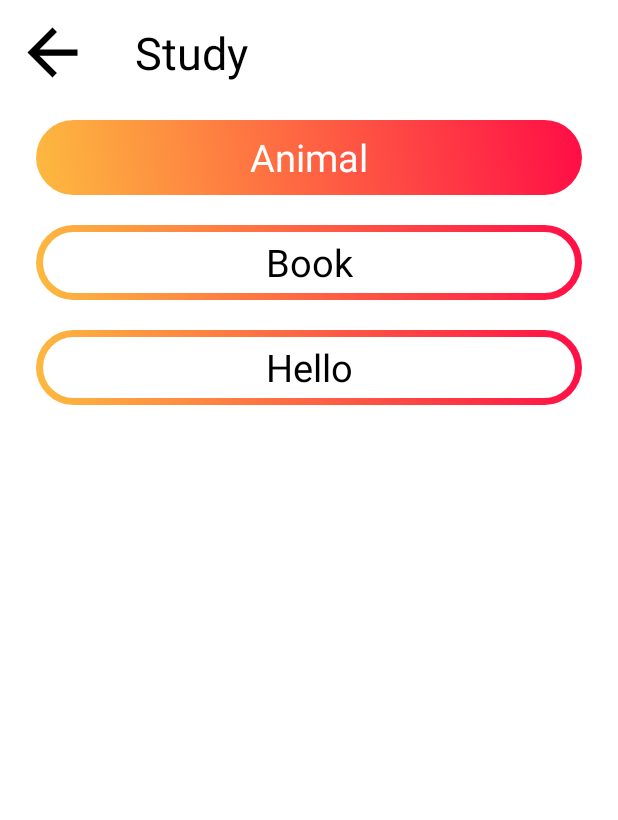
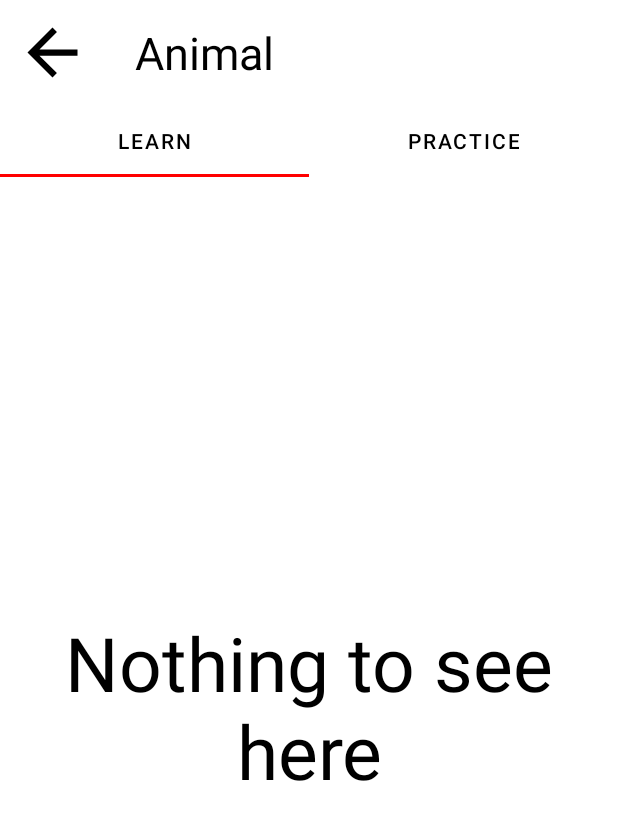
Before and after one commit to ndhuynh02/BVoice, an Android app: the StudyActivity screen opened directly, with no data from a screen before it, after a tap on "Animal", on a phone screen of 412 x 824 dp. Shown: the top 820 px of the screen. Run offline under Robolectric (Android 15) with nearby library versions, the phone set to English and light mode, and no system bars.

```diff
--- /dev/null
+++ b/app/src/main/java/com/example/bvoice/PagerAdapter.java
@@ -0,0 +1,33 @@
+package com.example.bvoice;
+
+import androidx.annotation.NonNull;
+import androidx.fragment.app.Fragment;
+import androidx.fragment.app.FragmentActivity;
+import androidx.viewpager2.adapter.FragmentStateAdapter;
+
+import com.example.bvoice.fragment.LearnFragment;
+import com.example.bvoice.fragment.PracticeFragment;
+
+public class PagerAdapter extends FragmentStateAdapter {
+    public PagerAdapter(@NonNull FragmentActivity fragmentActivity) {
+        super(fragmentActivity);
+    }
+
+    @NonNull
+    @Override
+    public Fragment createFragment(int position) {
+        switch (position) {
+            case 0:
+                return new LearnFragment();
+            case 1:
+                return new PracticeFragment();
+            default:
+                return new LearnFragment();
+        }
+    }
+
+    @Override
+    public int getItemCount() {
+        return 2;
+    }
+}
--- /dev/null
+++ b/app/src/main/java/com/example/bvoice/PracticeActivity.java
@@ -0,0 +1,81 @@
+package com.example.bvoice;
+
+import androidx.appcompat.app.AppCompatActivity;
+import androidx.viewpager2.widget.ViewPager2;
+
+import android.content.Intent;
+import android.os.Bundle;
+import android.view.View;
+import android.widget.ImageButton;
+import android.widget.TextView;
+
+import com.google.android.material.tabs.TabLayout;
+
+public class PracticeActivity extends AppCompatActivity {
+    private ImageButton gobackBtn;
+    private TextView studyingWord;
+    protected static String word = "Animal";
+
+    TabLayout tabLayout;
+    ViewPager2 viewPager2;
+    PagerAdapter pagerAdapter;
+
+    @Override
+    protected void onCreate(Bundle savedInstanceState) {
+        super.onCreate(savedInstanceState);
+        setContentView(R.layout.activity_practice);
+
+        gobackBtn = findViewById(R.id.go_back_btn);
+        gobackBtn.setOnClickListener(new View.OnClickListener() {
+            @Override
+            public void onClick(View v) {
+                backTStudy();
+            }
+        });
+
+        studyingWord = findViewById(R.id.studying_word);
+        studyingWord.setText(word);
+
+        tabLayout = findViewById(R.id.tab_layout);
+        viewPager2 = findViewById(R.id.view_paper);
+        pagerAdapter = new PagerAdapter(this);
+        viewPager2.setAdapter(pagerAdapter);
+
+        tabLayout.addOnTabSelectedListener(new TabLayout.OnTabSelectedListener() {
+            @Override
+            public void onTabSelected(TabLayout.Tab tab) {
+                viewPager2.setCurrentItem(tab.getPosition());
+            }
+
+            @Override
+            public void onTabUnselected(TabLayout.Tab tab) {
+
+            }
+
+            @Override
+            public void onTabReselected(TabLayout.Tab tab) {
+
+            }
+        });
+
+        viewPager2.registerOnPageChangeCallback(new ViewPager2.OnPageChangeCallback() {
+            @Override
+            public void onPageSelected(int position) {
+                super.onPageSelected(position);
+                tabLayout.getTabAt(position).select();
+            }
+        });
+    }
+
+    private void backTStudy() {
+        Intent intent = new Intent(this, StudyActivity.class);
+        startActivity(intent);
+        overridePendingTransition(R.anim.slide_in_left, R.anim.slide_out_right);
+    }
+
+    @Override
+    public void finish() {
+        super.finish();
+        overridePendingTransition(R.anim.slide_in_left, R.anim.slide_out_right);
+    }
+}
--- a/app/src/main/java/com/example/bvoice/StudyActivity.java
+++ b/app/src/main/java/com/example/bvoice/StudyActivity.java
@@ -60,5 +60,11 @@ public class StudyActivity extends AppCompatActivity implements AdapterView.OnIt
         TextView selectedWord = (TextView) adapterView.getChildAt(i);
         selectedWord.setTextColor(getColor(R.color.white));
         selectedWord.setBackgroundResource(R.drawable.button_gradient);
+
+        PracticeActivity.word = selectedWord.getText().toString();
+
+        Intent intent = new Intent(this, PracticeActivity.class);
+        startActivity(intent);
+        overridePendingTransition(R.anim.slide_in_right, R.anim.slide_out_left);
     }
 }
--- /dev/null
+++ b/app/src/main/java/com/example/bvoice/fragment/LearnFragment.java
@@ -0,0 +1,20 @@
+package com.example.bvoice.fragment;
+
+import android.os.Bundle;
+
+import androidx.fragment.app.Fragment;
+
+import android.view.LayoutInflater;
+import android.view.View;
+import android.view.ViewGroup;
+
+import com.example.bvoice.R;
+
+public class LearnFragment extends Fragment {
+    @Override
+    public View onCreateView(LayoutInflater inflater, ViewGroup container,
+                             Bundle savedInstanceState) {
+        // Inflate the layout for this fragment
+        return inflater.inflate(R.layout.fragment_learn, container, false);
+    }
+}
--- /dev/null
+++ b/app/src/main/res/drawable/home.xml
@@ -0,0 +1,5 @@
+<vector android:height="24dp" android:tint="#FFFFFF"
+    android:viewportHeight="24" android:viewportWidth="24"
+    android:width="24dp" xmlns:android="http://schemas.android.com/apk/res/android">
+    <path android:fillColor="@android:color/white" android:pathData="M10,20v-6h4v6h5v-8h3L12,3 2,12h3v8z"/>
+</vector>
--- /dev/null
+++ b/app/src/main/res/layout/activity_practice.xml
@@ -0,0 +1,70 @@
+<?xml version="1.0" encoding="utf-8"?>
+<RelativeLayout xmlns:android="http://schemas.android.com/apk/res/android"
+    xmlns:app="http://schemas.android.com/apk/res-auto"
+    xmlns:tools="http://schemas.android.com/tools"
+    android:layout_width="match_parent"
+    android:layout_height="match_parent"
+    tools:context=".PracticeActivity"
+    android:background="@color/white">
+
+    <LinearLayout
+        android:id="@+id/header"
+        android:layout_width="match_parent"
+        android:layout_height="wrap_content"
+        app:layout_constraintStart_toStartOf="parent"
+        app:layout_constraintTop_toTopOf="parent"
+        app:layout_constraintEnd_toEndOf="parent"
+        android:orientation="horizontal"
+        android:gravity="center_vertical"
+        android:layout_marginTop="10dp"
+        android:layout_marginBottom="10dp">
+
+        <ImageButton
+            android:id="@+id/go_back_btn"
+            android:layout_width="wrap_content"
+            android:layout_height="wrap_content"
+            android:layout_marginStart="10dp"
+            android:contentDescription="go back to study activity"
+            android:src="@drawable/arrow_back"
+            android:background="?attr/selectableItemBackgroundBorderless"/>
+
+        <TextView
+            android:id="@+id/studying_word"
+            android:layout_width="wrap_content"
+            android:layout_height="wrap_content"
+            android:layout_marginStart="30dp"
+            android:text="Book"
+            android:textColor="@color/black"
+            android:textSize="30dp"
+            />
+
+    </LinearLayout>
+
+    <com.google.android.material.tabs.TabLayout
+        android:layout_width="match_parent"
+        android:layout_height="wrap_content"
+        android:id="@+id/tab_layout"
+        android:layout_below="@id/header"
+        android:background="@color/white"
+        app:tabTextColor="@color/black"
+        app:tabIndicatorColor="#ff0000">
+
+        <com.google.android.material.tabs.TabItem
+            android:layout_width="match_parent"
+            android:layout_height="wrap_content"
+            android:text="Learn"/>
+
+        <com.google.android.material.tabs.TabItem
+            android:layout_width="match_parent"
+            android:layout_height="wrap_content"
+            android:text="Practice"/>
+
+    </com.google.android.material.tabs.TabLayout>
+
+    <androidx.viewpager2.widget.ViewPager2
+        android:layout_width="match_parent"
+        android:layout_height="match_parent"
+        android:id="@+id/view_paper"
+        android:layout_below="@id/tab_layout"/>
+
+</RelativeLayout>
--- /dev/null
+++ b/app/src/main/res/layout/fragment_learn.xml
@@ -0,0 +1,17 @@
+<?xml version="1.0" encoding="utf-8"?>
+<FrameLayout xmlns:android="http://schemas.android.com/apk/res/android"
+    xmlns:tools="http://schemas.android.com/tools"
+    android:layout_width="match_parent"
+    android:layout_height="match_parent"
+    tools:context=".fragment.LearnFragment"
+    android:background="@color/white">
+
+    <TextView
+        android:layout_width="match_parent"
+        android:layout_height="match_parent"
+        android:text="Nothing to see here"
+        android:textSize="50dp"
+        android:textColor="@color/black"
+        android:gravity="center"/>
+
+</FrameLayout>
--- a/app/src/main/res/values/strings.xml
+++ b/app/src/main/res/values/strings.xml
@@ -13,4 +13,6 @@
 
     <string name="hello_first_fragment">Hello first fragment</string>
     <string name="hello_second_fragment">Hello second fragment. Arg: %1$s</string>
+    <!-- TODO: Remove or change this placeholder text -->
+    <string name="hello_blank_fragment">Hello blank fragment</string>
 </resources>
```
Also changed, not shown: app/src/main/AndroidManifest.xml (+8 -0 lines), app/src/main/java/com/example/bvoice/fragment/PracticeFragment.java (added, +213 -0 lines), app/src/main/res/layout/fragment_practice.xml (added, +25 -0 lines).
